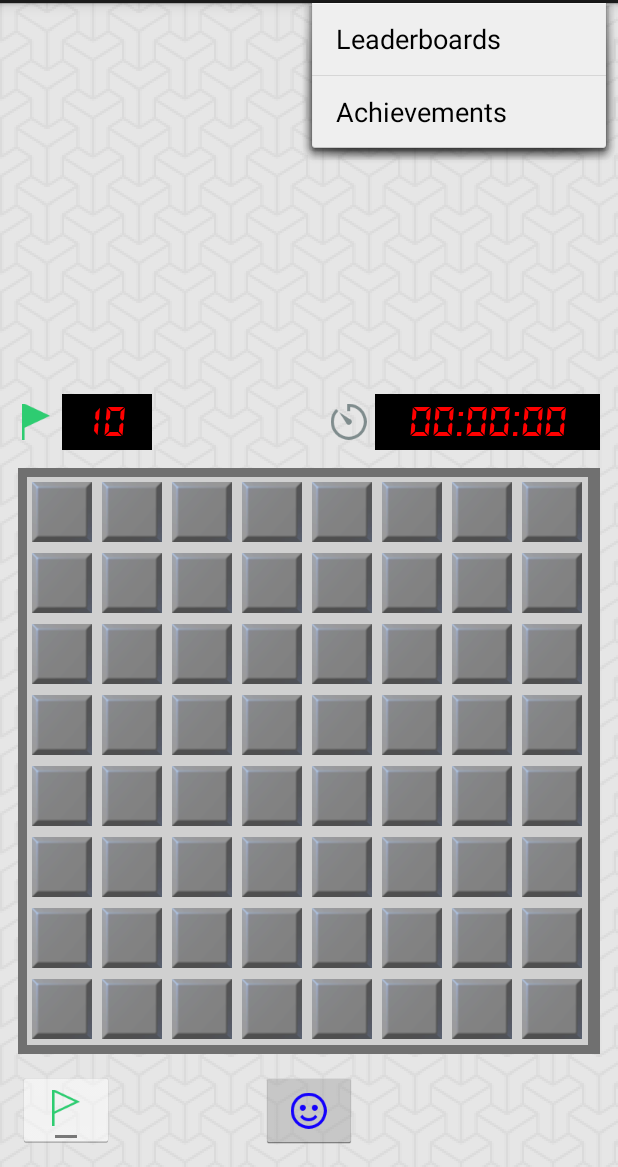
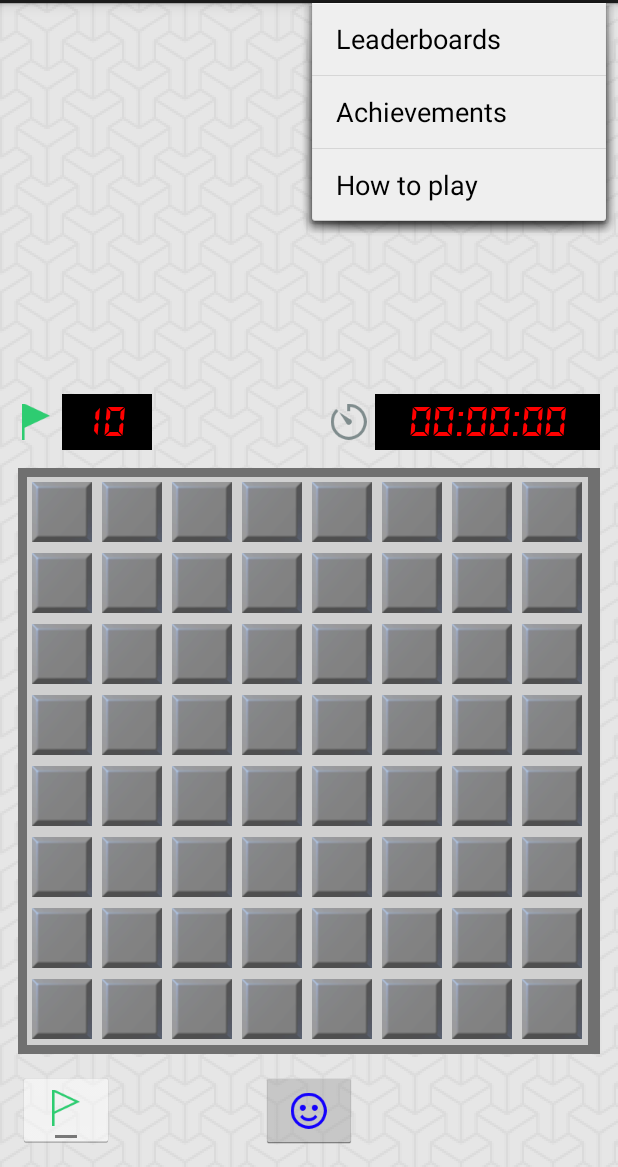
Before and after one commit to s0nerik/Minesweeper, an Android app: the screen it shows after launch (MinesweeperActivity), with the options menu open, on a phone screen of 412 x 824 dp, the part 69-1236 px from its top. Run offline under Robolectric (Android 15) with nearby library versions, the phone set to English and light mode, and no system bars; our stand-ins replace ButterKnife; libraries missing offline, so code that uses them is left out: de.keyboardsurfer.android; 7 statements that could not run were skipped.

Commit message:
Added rules in overflow menu

```diff
--- a/app/src/main/res/menu/minesweeper.xml
+++ b/app/src/main/res/menu/minesweeper.xml
@@ -16,5 +16,12 @@
         android:orderInCategory="200"
         android:showAsAction="never" />
 
+    <item android:id="@+id/action_rules"
+        android:title="@string/action_rules"
+        android:orderInCategory="200"
+        android:showAsAction="never" />
+
+
+
 
 </menu>
--- a/app/src/main/res/values/strings.xml
+++ b/app/src/main/res/values/strings.xml
@@ -6,10 +6,13 @@
     <string name="action_settings">Settings</string>
     <string name="action_leaderboards">Leaderboards</string>
     <string name="action_achievements">Achievements</string>
+    <string name="action_rules">How to play</string>
 
     <!-- gamehelper -->
     <string name="gamehelper_sign_in_failed">Failed to sign in. Please check your network connection and try again.</string>
     <string name="gamehelper_app_misconfigured">The application is incorrectly configured. Check that the package name and signing certificate match the client ID created in Developer Console. Also, if the application is not yet published, check that the account you are trying to sign in with is listed as a tester account. See logs for more information.</string>
     <string name="gamehelper_license_failed">License check failed.</string>
     <string name="gamehelper_unknown_error">Unknown error.</string>
+
+    <string name="rules">Uncover a mine, and the game ends. Uncover an empty square, and you keep playing. Uncover a number, and it tells you how many mines lay hidden in the eight surrounding squares—information you use to deduce which nearby squares are safe to click.</string>
 </resources>
```
Also changed, not shown: app/src/main/java/com/etiennelawlor/minesweeper/activities/MinesweeperActivity.java (+25 -0 lines).
